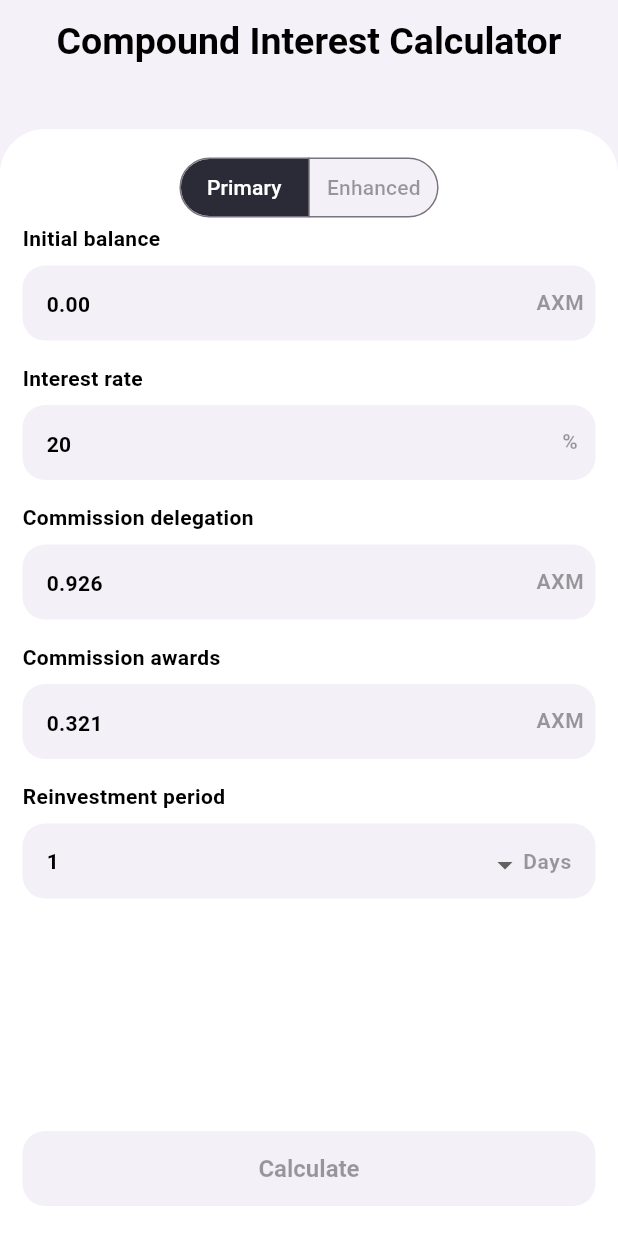
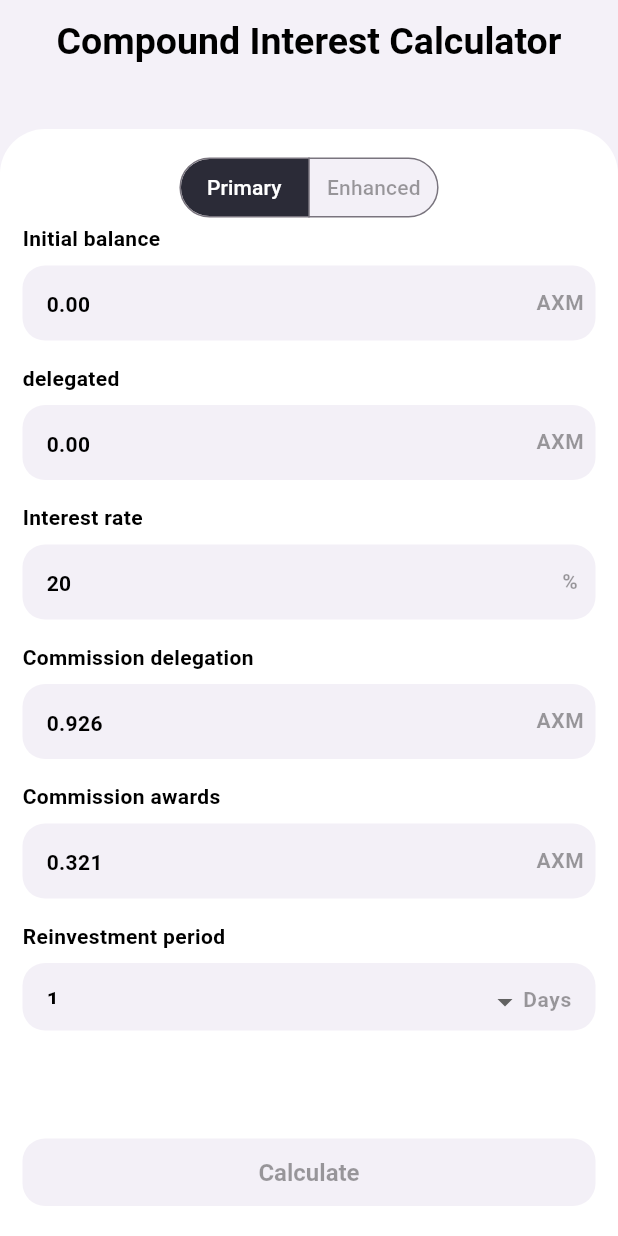
Before and after one commit to PetrMurzin/axiome_calc, a Flutter app: the screen it shows after launch, on a phone screen of 412 x 824 dp. Run offline on Flutter 3.47's test engine with Material 3 defaults, Android fonts, the phone set to English and light mode, and no system bars.

Commit message:
add delegated input

```diff
--- a/lib/features/calculator_interest/view/calculator_interest_screen.dart
+++ b/lib/features/calculator_interest/view/calculator_interest_screen.dart
@@ -75,6 +75,16 @@
                   },
                 ),
                 InputValue(
+                  topText: S.of(context).delegated,
+                  labelText: '0.00',
+                  suffixText: 'AXM  ',
+                  onChanged: (value) {
+                    value = value.replaceAll(',', '.');
+                    isNotNum(value);
+                    ProcessCalculate.delegated = double.tryParse(value) ?? 0;
+                  },
+                ),
+                InputValue(
                   topText: S.of(context).interestRate,
                   labelText: '20',
                   suffixText: '%   ',
--- a/lib/features/calculator_interest/widgets/button_extends.dart
+++ b/lib/features/calculator_interest/widgets/button_extends.dart
@@ -19,7 +19,7 @@
     final theme = Theme.of(context);
     return SizedBox(
       width: double.infinity,
-      height: 50,
+      height: 45,
       child: FilledButton(
 
         onPressed: widget.onPressed,
--- a/lib/features/calculator_interest/widgets/input_value.dart
+++ b/lib/features/calculator_interest/widgets/input_value.dart
@@ -27,13 +27,12 @@
         const SizedBox(height: 8),
         SizedBox(
           width: double.infinity,
-          height: 50,
+          height: MediaQuery.of(context).size.height * 0.05,
           child: TextField(
             onChanged: onChanged,
             style: theme.textTheme.bodyMedium,
             decoration: InputDecoration(
               floatingLabelBehavior: FloatingLabelBehavior.never,
-              alignLabelWithHint: true,
               filled: true,
               fillColor: const Color(0XFFF3F0F7),
               // contentPadding: ,
--- a/lib/features/calculator_interest/widgets/period_selected_form.dart
+++ b/lib/features/calculator_interest/widgets/period_selected_form.dart
@@ -22,10 +22,10 @@
           S.of(context).reinvestmentPeriod,
           style: theme.textTheme.bodyMedium,
         ),
-        const SizedBox(height: 8,),
+        const SizedBox(height: 8),
         SizedBox(
           width: double.infinity,
-          height: 50,
+          height: 45,
           child: FormField<String>(
             builder: (FormFieldState<String> state) {
               return InputDecorator(
@@ -46,7 +46,6 @@
                 child: DropdownButtonHideUnderline(
                   child: DropdownButton<String>(
                     value: ProcessCalculate.periodsSelectedValue,
-                    isDense: true,
                     onChanged: (newValue) {
                       setState(() {
                         ProcessCalculate.periodsSelectedValue = newValue!;
--- a/lib/features/delegate_сounting/view/delegate_сounting_screen.dart
+++ b/lib/features/delegate_сounting/view/delegate_сounting_screen.dart
@@ -58,7 +58,7 @@
                       itemBuilder: (BuildContext context, int index) {
                         return Container(
                           width: double.infinity,
-                          height: 50,
+                          height: MediaQuery.of(context).size.height * 0.05,
                           decoration: const BoxDecoration(
                             color: Color(0XFFF3F0F7),
                             borderRadius:
--- a/lib/l10n/intl_en.arb
+++ b/lib/l10n/intl_en.arb
@@ -1,6 +1,7 @@
 {
   "calculatorInterestCompound": "Compound Interest Calculator",
   "initialInvestment": "Initial balance",
+  "delegated": "delegated",
   "interestRate": "Interest rate",
   "commissionDelegation": "Commission delegation",
   "commissionAwards": "Commission awards",
--- a/lib/l10n/intl_ru.arb
+++ b/lib/l10n/intl_ru.arb
@@ -1,6 +1,7 @@
 {
   "calculatorInterestCompound": "Калькулятор процентов",
   "initialInvestment": "Сумма депозита",
+  "delegated": "Делегировано",
   "interestRate": "Ставка",
   "commissionDelegation": "Комиссия делегирование",
   "commissionAwards": "Комиссия начисление награды",
--- a/lib/process/process_calculate.dart
+++ b/lib/process/process_calculate.dart
@@ -8,6 +8,7 @@
   static bool isPrimary = true;
   static bool isNotNum = true;
   static double balance = 0;
+  static double delegated = 0;
   static double bet = 20;
   static double feeDelegate = 0.99;
   static double feeReward = 0.3;
@@ -20,7 +21,7 @@
     delegateMap['periods'].clear();
     delegations.clear();
     int periodInt = int.parse(ProcessCalculate.periodsSelectedValue);
-    double delegate = 0;
+    double delegate = delegated;
     double delegateNew = 0;
     double balanceNew = balance;
     double fee = feeReward + feeDelegate;
@@ -29,7 +30,7 @@
 
     for (int i = 0; i < period; i++) {
       if (balanceNew > fee) {
-        delegate = (balanceNew - fee) * 0.85;
+        delegate = (balanceNew - fee) * 0.85 + delegate;
         balanceNew = 0;
       }
       balanceNew = delegate * bet / 100 / 30 * periodInt + balanceNew;
@@ -53,8 +54,7 @@
     double delegateNew = 0;
     double balanceNew = 0;
     double fee = feeReward + feeDelegate;
-    double delegate = (balance - fee) * 0.85;
-
+    double delegate = (balance - fee) * 0.85 + delegated;
     for (int i = 0; i <= 12; i++) {
       delegations.add('0');
       delegateMap['periods'].add('0');
```
Also changed, not shown: lib/generated/intl/messages_en.dart, lib/generated/intl/messages_ru.dart, lib/generated/l10n.dart.
